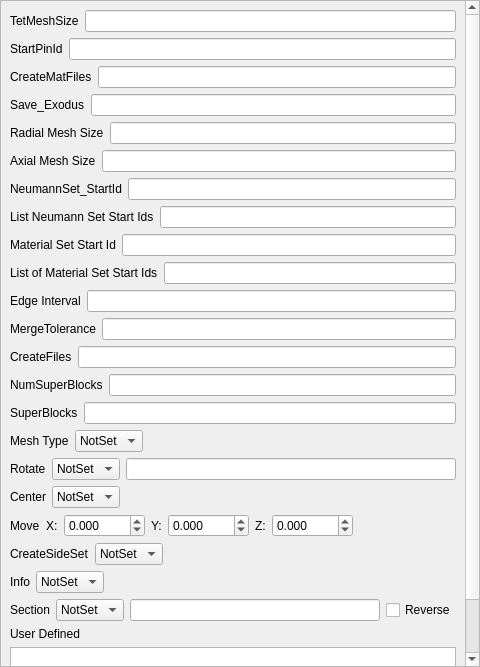
Sprunth/RGG, file Application/qAssyParameters.ui: the form before one commit.
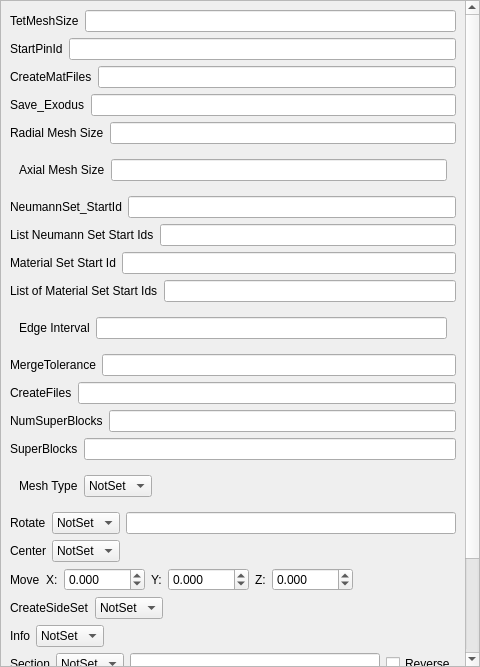
The form after the commit.

Commit message: hide the core globals

The edit to the form file:
```diff
--- a/Application/qAssyParameters.ui
+++ b/Application/qAssyParameters.ui
@@ -46,20 +46,6 @@
          </item>
         </layout>
        </item>
-       <item row="21" column="0">
-        <layout class="QHBoxLayout" name="horizontalLayout_12">
-         <item>
-          <widget class="QLabel" name="label_12">
-           <property name="text">
-            <string>Edge Interval</string>
-           </property>
-          </widget>
-         </item>
-         <item>
-          <widget class="QLineEdit" name="EdgeInterval"/>
-         </item>
-        </layout>
-       </item>
        <item row="9" column="0">
         <layout class="QHBoxLayout" name="horizontalLayout_18">
          <item>
@@ -126,63 +112,6 @@
          </item>
         </layout>
        </item>
-       <item row="11" column="0">
-        <layout class="QHBoxLayout" name="horizontalLayout_17">
-         <item>
-          <widget class="QLabel" name="label_3">
-           <property name="text">
-            <string>Axial Mesh Size</string>
-           </property>
-          </widget>
-         </item>
-         <item>
-          <widget class="QLineEdit" name="AxialMeshSize"/>
-         </item>
-        </layout>
-       </item>
-       <item row="30" column="0">
-        <layout class="QHBoxLayout" name="horizontalLayout_3">
-         <item>
-          <widget class="QLabel" name="label_24">
-           <property name="text">
-            <string>Mesh Type</string>
-           </property>
-          </widget>
-         </item>
-         <item>
-          <widget class="QComboBox" name="MeshType">
-           <item>
-            <property name="text">
-             <string>NotSet</string>
-            </property>
-           </item>
-           <item>
-            <property name="text">
-             <string>Hex</string>
-            </property>
-           </item>
-           <item>
-            <property name="text">
-             <string>Tet</string>
-            </property>
-           </item>
-          </widget>
-         </item>
-         <item>
-          <spacer name="horizontalSpacer">
-           <property name="orientation">
-            <enum>Qt::Horizontal</enum>
-           </property>
-           <property name="sizeHint" stdset="0">
-            <size>
-             <width>40</width>
-             <height>20</height>
-            </size>
-           </property>
-          </spacer>
-         </item>
-        </layout>
-       </item>
        <item row="33" column="0">
         <layout class="QHBoxLayout" name="horizontalLayout_2">
          <item>
@@ -600,6 +529,83 @@
          </item>
         </layout>
        </item>
+       <item row="11" column="0">
+        <widget class="QWidget" name="AxialMeshLayout" native="true">
+         <layout class="QHBoxLayout" name="horizontalLayout_17">
+          <item>
+           <widget class="QLabel" name="label_3">
+            <property name="text">
+             <string>Axial Mesh Size</string>
+            </property>
+           </widget>
+          </item>
+          <item>
+           <widget class="QLineEdit" name="AxialMeshSize"/>
+          </item>
+         </layout>
+        </widget>
+       </item>
+       <item row="21" column="0">
+        <widget class="QWidget" name="EdgeIntervalLayout" native="true">
+         <layout class="QHBoxLayout" name="horizontalLayout_12">
+          <item>
+           <widget class="QLabel" name="label_12">
+            <property name="text">
+             <string>Edge Interval</string>
+            </property>
+           </widget>
+          </item>
+          <item>
+           <widget class="QLineEdit" name="EdgeInterval"/>
+          </item>
+         </layout>
+        </widget>
+       </item>
+       <item row="30" column="0">
+        <widget class="QWidget" name="MeshTypeLayout_2" native="true">
+         <layout class="QHBoxLayout" name="MeshTypeLayout">
+          <item>
+           <widget class="QLabel" name="label_24">
+            <property name="text">
+             <string>Mesh Type</string>
+            </property>
+           </widget>
+          </item>
+          <item>
+           <widget class="QComboBox" name="MeshType">
+            <item>
+             <property name="text">
+              <string>NotSet</string>
+             </property>
+            </item>
+            <item>
+             <property name="text">
+              <string>Hex</string>
+             </property>
+            </item>
+            <item>
+             <property name="text">
+              <string>Tet</string>
+             </property>
+            </item>
+           </widget>
+          </item>
+          <item>
+           <spacer name="horizontalSpacer">
+            <property name="orientation">
+             <enum>Qt::Horizontal</enum>
+            </property>
+            <property name="sizeHint" stdset="0">
+             <size>
+              <width>40</width>
+              <height>20</height>
+             </size>
+            </property>
+           </spacer>
+          </item>
+         </layout>
+        </widget>
+       </item>
       </layout>
       <zorder>Unknown</zorder>
       <zorder>label_23</zorder>
```
The commit also changes 1 other file.
